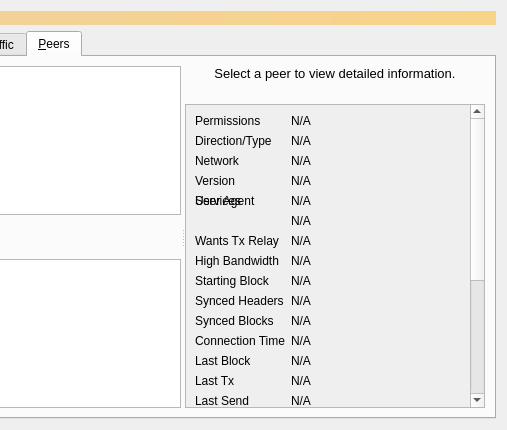
This is src/qt/forms/debugwindow.ui in crptec/sinovate as Qt 5 draws it before an edit; both pictures show x 241 to 748 and y 0 to 430 of the 748 by 430 pixel window. The edited form follows.
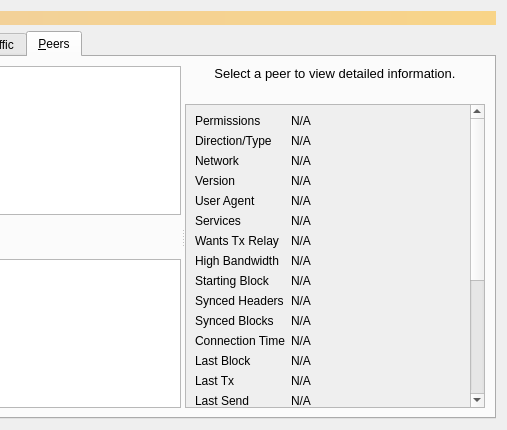
This is the edited form. The open tabs and pages were chosen to show the change. Icons and pictures are not drawn. Custom widgets are drawn as their Qt base class.

Commit message: [gui] Fix peer detail screen

Patch:
```diff
--- a/src/qt/forms/debugwindow.ui
+++ b/src/qt/forms/debugwindow.ui
@@ -1183,13 +1183,6 @@
                  </property>
                 </widget>
                </item>
-               <item row="4" column="0">
-                <widget class="QLabel" name="labelServices">
-                 <property name="text">
-                  <string>Services</string>
-                 </property>
-                </widget>
-               </item>
                <item row="5" column="1">
                 <widget class="QLabel" name="peerServices">
                  <property name="cursor">
@@ -1631,6 +1624,13 @@
                  </property>
                 </spacer>
                </item>
+               <item row="5" column="0">
+                <widget class="QLabel" name="labelServices">
+                 <property name="text">
+                  <string>Services</string>
+                 </property>
+                </widget>
+               </item>
               </layout>
              </widget>
             </widget>
```
